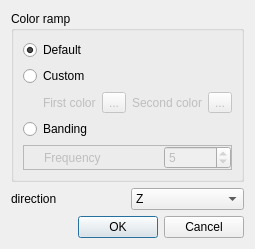
This is qCC/ui_templates/colorGradientDlg.ui in CloudCompare/CloudCompare as Qt 5 draws it before an edit. The edited form follows.
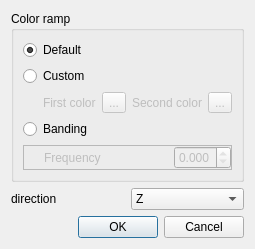
This is the edited form.

Commit message:
Modified UI template - Color banding period:
commit of 'Modified Color banding frequency to period' I forgot to change UI template .ui file.

I modified 'ui_colorGradientDlg.h' instead. It is my unfamiliarity with Qt. My mod was to .h:
        bandingFreqSpinBox = new QDoubleSpinBox(bandingFrame);
        bandingFreqSpinBox->setObjectName(QStringLiteral("bandingFreqSpinBox"));
        bandingFreqSpinBox->setMinimum(0.001);
        bandingFreqSpinBox->setMaximum(1000000000.0);
        bandingFreqSpinBox->setValue(5.0);
	bandingFreqSpinBox->setDecimals(3);

```diff
--- a/qCC/ui_templates/colorGradientDlg.ui
+++ b/qCC/ui_templates/colorGradientDlg.ui
@@ -151,16 +151,19 @@
           </spacer>
          </item>
          <item>
-          <widget class="QSpinBox" name="bandingFreqSpinBox">
+          <widget class="QDoubleSpinBox" name="bandingFreqSpinBox">
            <property name="minimum">
-            <number>1</number>
+            <number>0.001</number>
            </property>
            <property name="maximum">
-            <number>1000000000</number>
+            <number>1000000000.0</number>
            </property>
            <property name="value">
             <number>5</number>
            </property>
+           <property name="decimals">
+            <number>3</number>
+           </property>
           </widget>
          </item>
         </layout>
```
